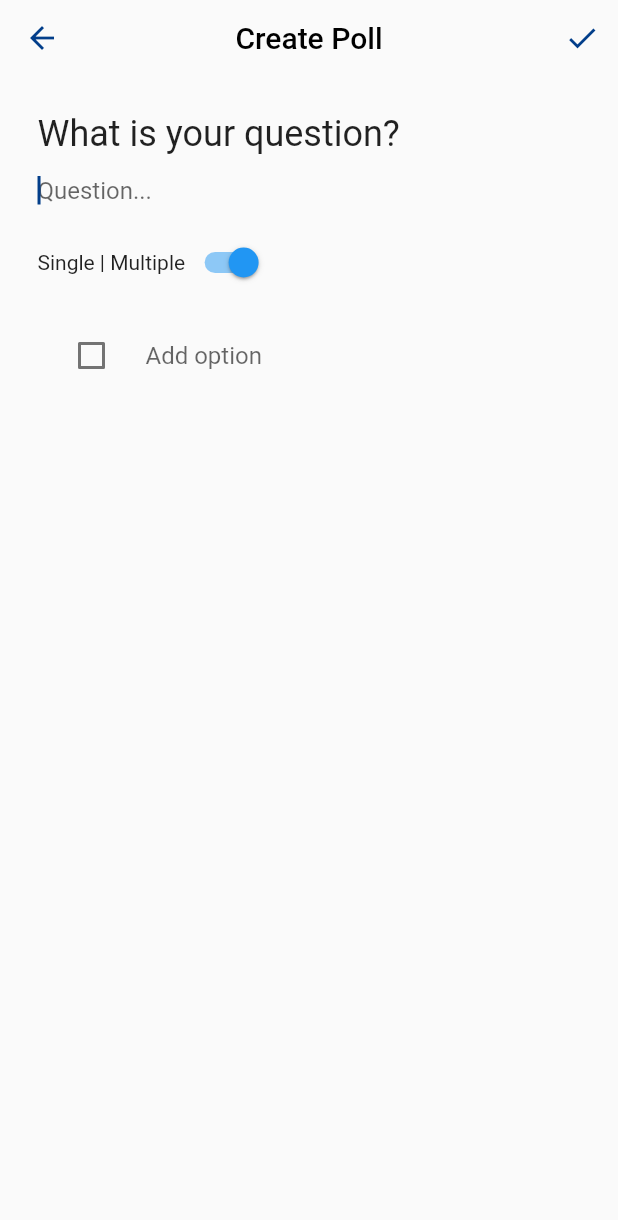
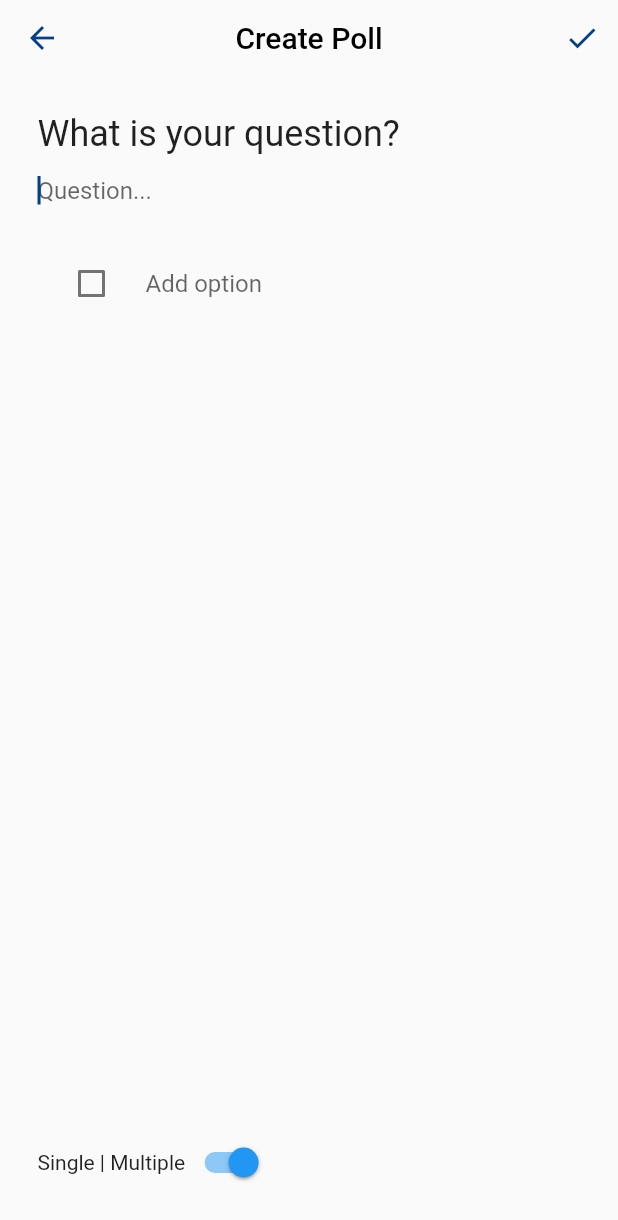
Before and after one commit to tusqasi/digitize_management_app, a Flutter app: the CreatePollPage screen opened by its route, on a phone screen of 412 x 824 dp. Shown: the top 1220 px of the screen. Run offline on Flutter 3.47's test engine with Material 2 defaults, Android fonts, the phone set to English and light mode, and no system bars.

Commit message:
♻ Put the switch towards the bottom.

```diff
--- a/lib/views/create_poll.dart
+++ b/lib/views/create_poll.dart
@@ -89,6 +89,11 @@ class _CreatePollPageState extends State<CreatePollPage> {
           children: [
             PollQuestion(
                 addOptionFocus: addOptionFocus, questionFocus: questionFocus),
+            multiple
+                ? PollMultipleOptions(addOptionFocus)
+                : PollOptions(addOptionFocus),
+
+            /// Single multiple switch
             Row(
               children: [
                 const Text("Single | Multiple"),
@@ -102,9 +107,6 @@ class _CreatePollPageState extends State<CreatePollPage> {
                 ),
               ],
             ),
-            multiple
-                ? PollMultipleOptions(addOptionFocus)
-                : PollOptions(addOptionFocus),
           ],
         ),
       ),
```
